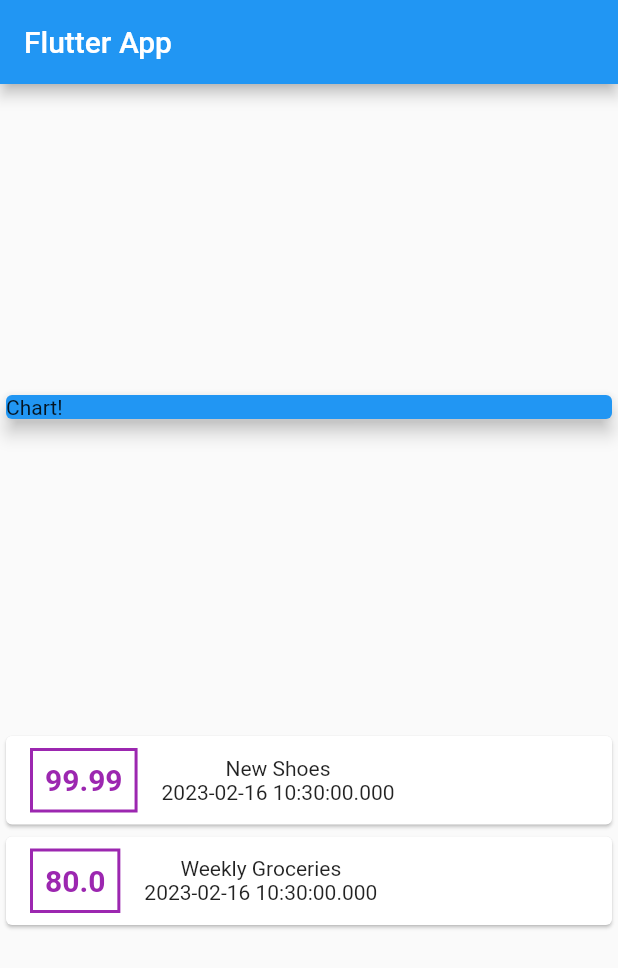
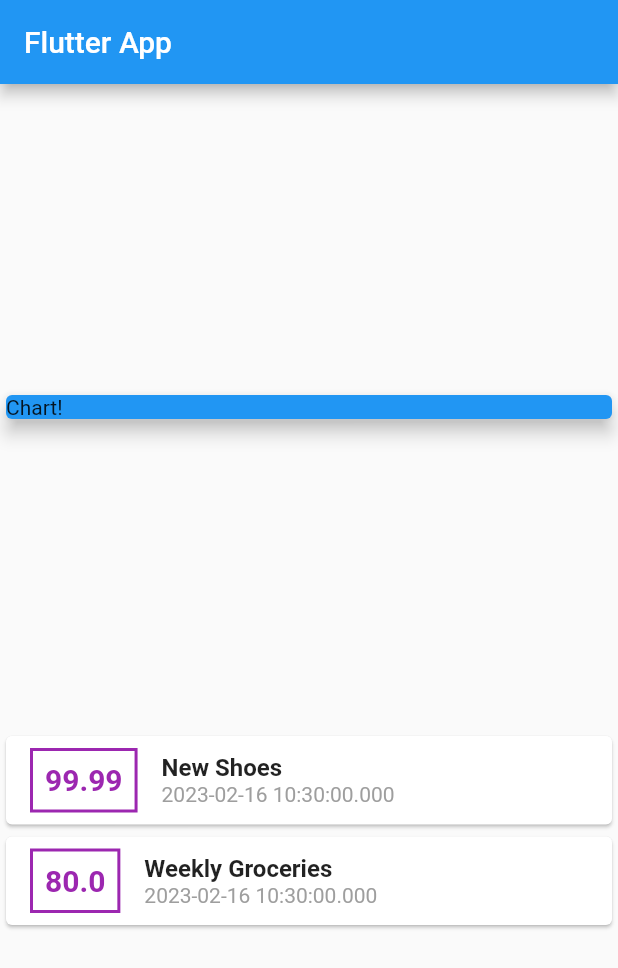
Before and after one commit to FadyFawzyOfficial/personal_expenses, a Flutter app: the screen it shows after launch, on a phone screen of 412 x 824 dp. Shown: the top 968 px of the screen. Run offline on Flutter 3.47's test engine with Material 2 defaults, Android fonts, the phone set to English and light mode, and no system bars.

Commit message:
3. Style the Texts that Represents the Transaction's Title and Date

```diff
--- a/lib/main.dart
+++ b/lib/main.dart
@@ -78,9 +78,21 @@ class MyHomePage extends StatelessWidget {
                           ),
                         ),
                         Column(
+                          crossAxisAlignment: CrossAxisAlignment.start,
                           children: [
-                            Text(transaction.title),
-                            Text('${transaction.date}'),
+                            Text(
+                              transaction.title,
+                              style: const TextStyle(
+                                fontSize: 16,
+                                fontWeight: FontWeight.bold,
+                              ),
+                            ),
+                            Text(
+                              '${transaction.date}',
+                              style: const TextStyle(
+                                color: Colors.grey,
+                              ),
+                            ),
                           ],
                         ),
                       ],
```
